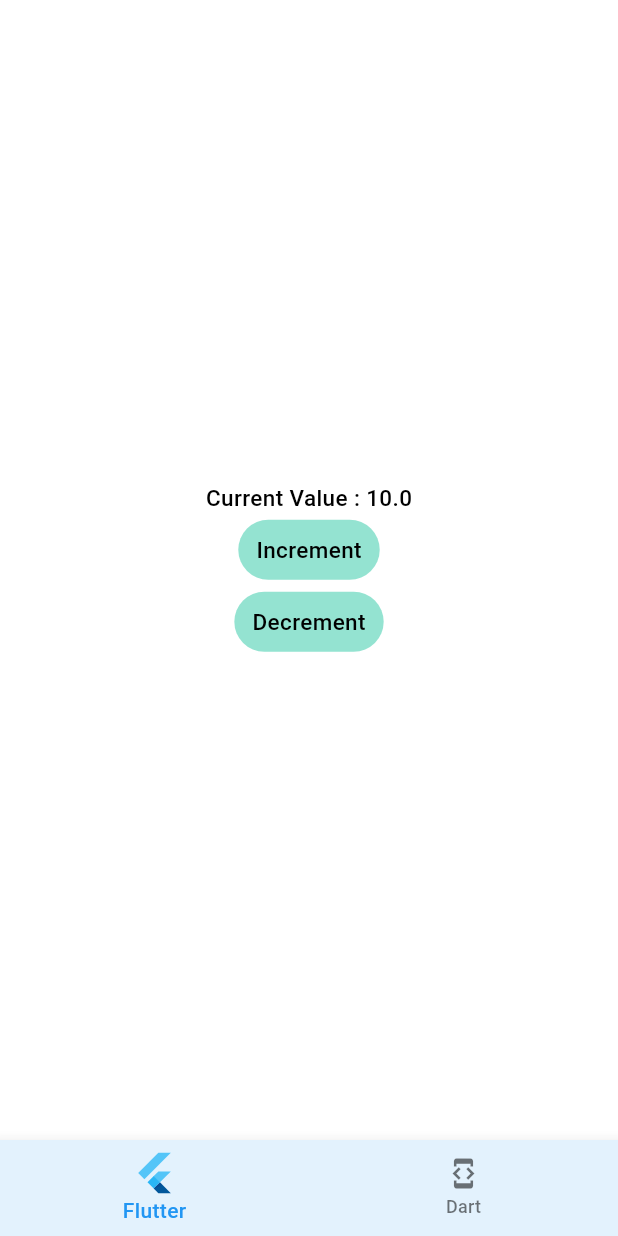
After one commit to C0routine/Flutter_lab, a Flutter app: the LabFlutterBloc screen opened by its route, on a phone screen of 412 x 824 dp. The commit adds this screen. Run offline on Flutter 3.47's test engine with Material 2 defaults, Android fonts, the phone set to English and light mode, and no system bars; our stand-ins replace flutter_bloc, go_router.

Commit message:
Feature/BLoC State Management

```diff
--- a/lib/app/app_router.dart
+++ b/lib/app/app_router.dart
@@ -1,4 +1,5 @@
 import 'package:flutter/material.dart';
+import 'package:flutterlab/widgets/flutter/flutter_bloc_lab.dart';
 import 'package:flutterlab/widgets/flutter/layoutbuilder_lab.dart';
 import 'package:flutterlab/widgets/flutter/skeleton_animation_lab.dart';
 import 'package:flutterlab/widgets/flutter/statefulwidget_lab.dart';
@@ -25,6 +26,7 @@ enum AppRouter {
   statefulWidget(path: '/flutter/statefulWidget'),
   layoutBuilder(path: '/flutter/layoutBuilder'),
   skeletonAnimation(path: '/flutter/skeletonAnimation'),
+  flutterBloc(path: '/flutter/flutterBloc'),
 
   // dart routes
   dart(path: '/dart'),
@@ -68,6 +70,7 @@ final GoRouter routerConfig = GoRouter(
                 appGoRoute(AppRouter.statefulWidget, const LabStatefulWidget()),
                 appGoRoute(AppRouter.layoutBuilder, const LabLayoutBuilder()),
                 appGoRoute(AppRouter.skeletonAnimation, const LabSkeletonAnimation()),
+                appGoRoute(AppRouter.flutterBloc, const LabFlutterBloc()),
               ],
             ),
           ],
--- a/lib/tab/flutter_route.dart
+++ b/lib/tab/flutter_route.dart
@@ -21,6 +21,8 @@ class FlutterRoute extends StatelessWidget {
       AppRouter.layoutBuilder,
       // skeleton Widget Animation
       AppRouter.skeletonAnimation,
+      // Flutter State Management BLoC
+      AppRouter.flutterBloc,
     ];
 
     return Scaffold(
--- /dev/null
+++ b/lib/widgets/flutter/flutter_bloc_lab.dart
@@ -0,0 +1,51 @@
+import 'package:flutter/material.dart';
+import 'package:flutter_bloc/flutter_bloc.dart';
+import 'package:flutterlab/app/app_widget.dart';
+
+class LabFlutterBloc extends StatelessWidget {
+  const LabFlutterBloc({super.key});
+
+  @override
+  Widget build(BuildContext context) {
+    return Scaffold(
+      body: SafeArea(
+        child: SizedBox.expand(
+          child: BlocProvider(
+            create: (_) => BlocBoxCubit(),
+            child: const BlocBoxWidget(),
+          ),
+        ),
+      ),
+    );
+  }
+}
+
+class BlocBoxCubit extends Cubit<double> {
+  BlocBoxCubit() : super(10);
+
+  increase() => emit(state + 1);
+
+  decrease() => emit(state - 1);
+}
+
+class BlocBoxWidget extends StatelessWidget {
+  const BlocBoxWidget({super.key});
+
+  @override
+  Widget build(BuildContext context) {
+    print('Render BlocBoxWidget');
+    return Column(
+      mainAxisAlignment: MainAxisAlignment.center,
+      children: [
+        BlocBuilder<BlocBoxCubit, double>(
+          builder: (BuildContext context, state) {
+            print('Render BlocBuilder');
+            return Text('Current Value : $state');
+          },
+        ),
+        ExecuteTextButton(executeText: 'Increment', onPress: () => context.read<BlocBoxCubit>().increase()),
+        ExecuteTextButton(executeText: 'Decrement', onPress: () => context.read<BlocBoxCubit>().decrease()),
+      ],
+    );
+  }
+}
--- a/pubspec.yaml
+++ b/pubspec.yaml
@@ -36,6 +36,7 @@ dependencies:
   # Use with the CupertinoIcons class for iOS style icons.
   cupertino_icons: ^1.0.2
   go_router: ^9.1.1
+  flutter_bloc: ^8.1.3
 
 dev_dependencies:
   flutter_test:
```
Also changed, not shown: pubspec.lock.
